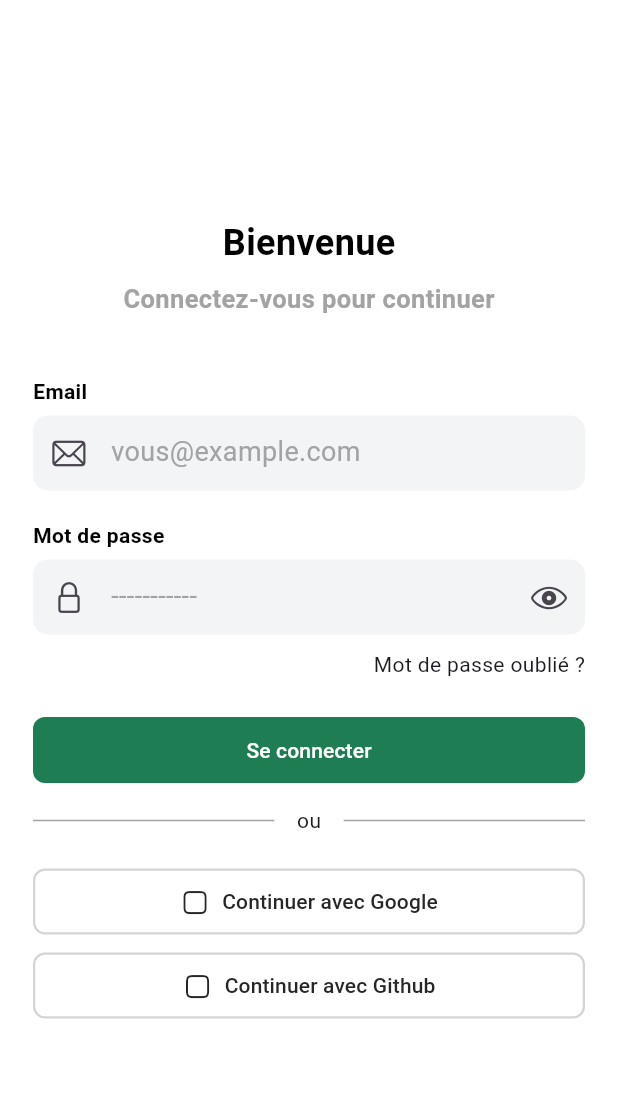
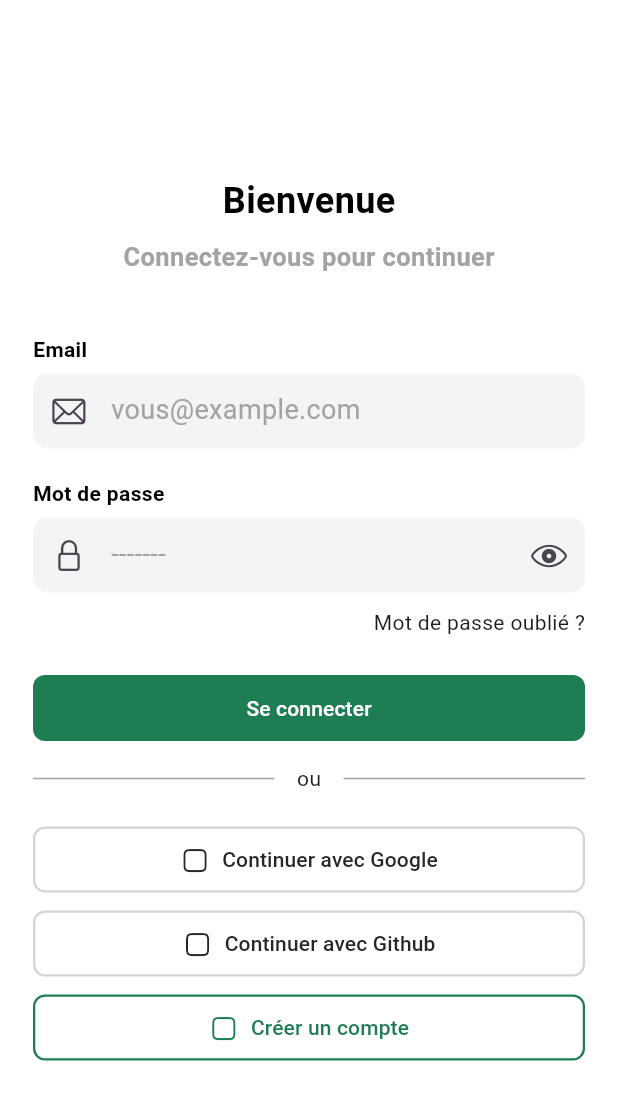
Before and after one commit to kitoko2/todo, a Flutter app: the AuthenticationPage screen opened by its route, on a phone screen of 412 x 824 dp. Shown: the top 1100 px of the screen. Run offline on Flutter 3.47's test engine with Material 3 defaults, Android fonts, the phone set to English and light mode, and no system bars; our stand-ins replace cloud_firestore, dartz, equatable, firebase_auth, firebase_core, flutter_bloc and 3 more; accounts and stored records are empty.

```diff
--- a/lib/features/authentication/authentication_page.dart
+++ b/lib/features/authentication/authentication_page.dart
@@ -20,6 +20,9 @@ class AuthenticationPage extends StatefulWidget {
 class _AuthenticationPageState extends State<AuthenticationPage> {
   late AuthBloc bloc;
   bool showPassword = false;
+  final emailController = TextEditingController();
+  final passwordController = TextEditingController();
+
   @override
   void initState() {
     super.initState();
@@ -33,9 +36,13 @@ class _AuthenticationPageState extends State<AuthenticationPage> {
       body: BlocConsumer<AuthBloc, AuthState>(
         listener: (context, state) {
           if (state.errorMessage != null) {
-            ScaffoldMessenger.of(
-              context,
-            ).showSnackBar(SnackBar(content: Text(state.errorMessage!)));
+            passwordController.clear();
+            ScaffoldMessenger.of(context).showSnackBar(
+              SnackBar(
+                content: Text(state.errorMessage!),
+                backgroundColor: AppColors.badge,
+              ),
+            );
           }
         },
         builder: (context, state) {
@@ -84,6 +91,7 @@ class _AuthenticationPageState extends State<AuthenticationPage> {
                               fontSize: 18,
                               color: AppColors.black,
                             ),
+                            controller: emailController,
                             decoration: InputDecoration(
                               hint: Padding(
                                 padding: const EdgeInsets.only(top: 5.0),
@@ -120,15 +128,17 @@ class _AuthenticationPageState extends State<AuthenticationPage> {
                           width: double.infinity,
                           child: TextField(
                             obscureText: !showPassword,
+                            obscuringCharacter: "-",
                             style: TextStyle(
                               fontSize: 18,
                               color: AppColors.black,
                             ),
+                            controller: passwordController,
                             decoration: InputDecoration(
                               hint: Padding(
                                 padding: const EdgeInsets.only(top: 5.0),
                                 child: Text(
-                                  "-----------",
+                                  "-------",
                                   style: TextStyle(
                                     fontSize: 18,
                                     color: AppColors.textDisabled,
@@ -138,7 +148,11 @@ class _AuthenticationPageState extends State<AuthenticationPage> {
 
                               prefixIcon: Icon(CupertinoIcons.lock),
                               suffixIcon: IconButton(
-                                icon: Icon(CupertinoIcons.eye),
+                                icon: Icon(
+                                  !showPassword
+                                      ? CupertinoIcons.eye
+                                      : CupertinoIcons.eye_slash,
+                                ),
                                 onPressed: () {
                                   setState(() {
                                     showPassword = !showPassword;
@@ -171,8 +185,8 @@ class _AuthenticationPageState extends State<AuthenticationPage> {
                       onPressed: () {
                         bloc.add(
                           LoginEvent(
-                            email: "me@gmail.com",
-                            password: "password",
+                            email: emailController.text,
+                            password: passwordController.text,
                           ),
                         );
                       },
@@ -200,6 +214,14 @@ class _AuthenticationPageState extends State<AuthenticationPage> {
                       onPressed: () {},
                       text: ("Continuer avec Github"),
                     ),
+                    12.verticalSpace,
+                    CustomOutlinedButton(
+                      borderColor: AppColors.primary500,
+                      textColor: AppColors.primary500,
+                      iconPrefix: CupertinoIcons.app,
+                      onPressed: () {},
+                      text: ("Créer un compte"),
+                    ),
                   ],
                 ),
               ),
```
Also changed, not shown: lib/features/authentication/bloc/auth_bloc.dart (+21 -6 lines), 1 other file.
